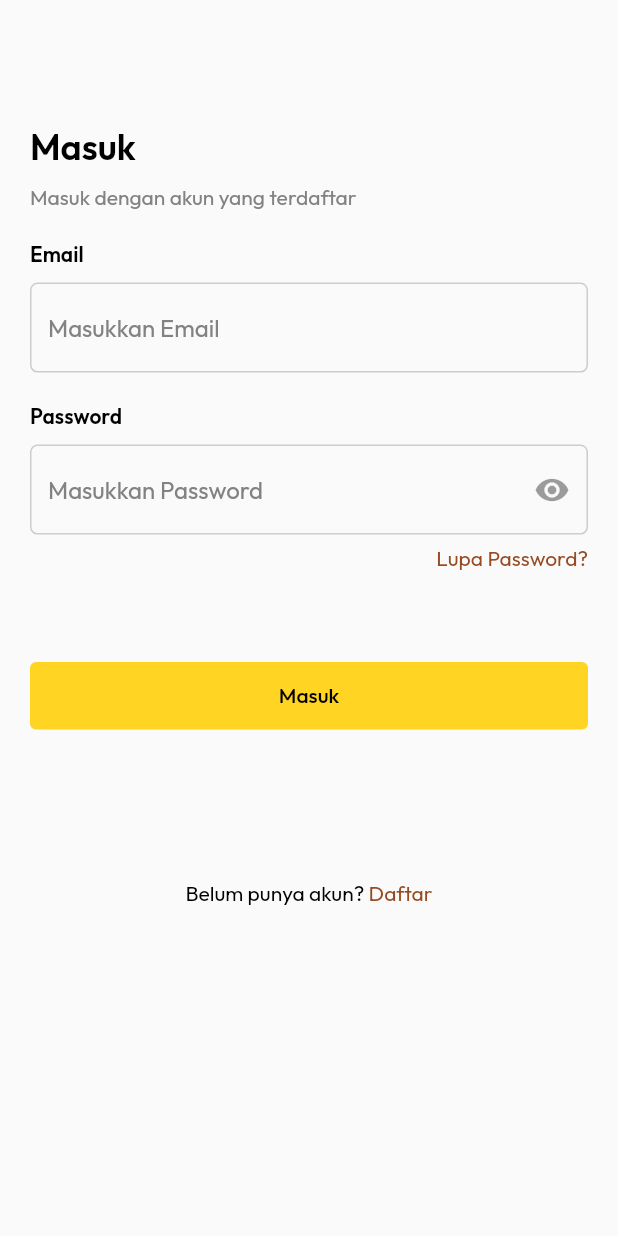
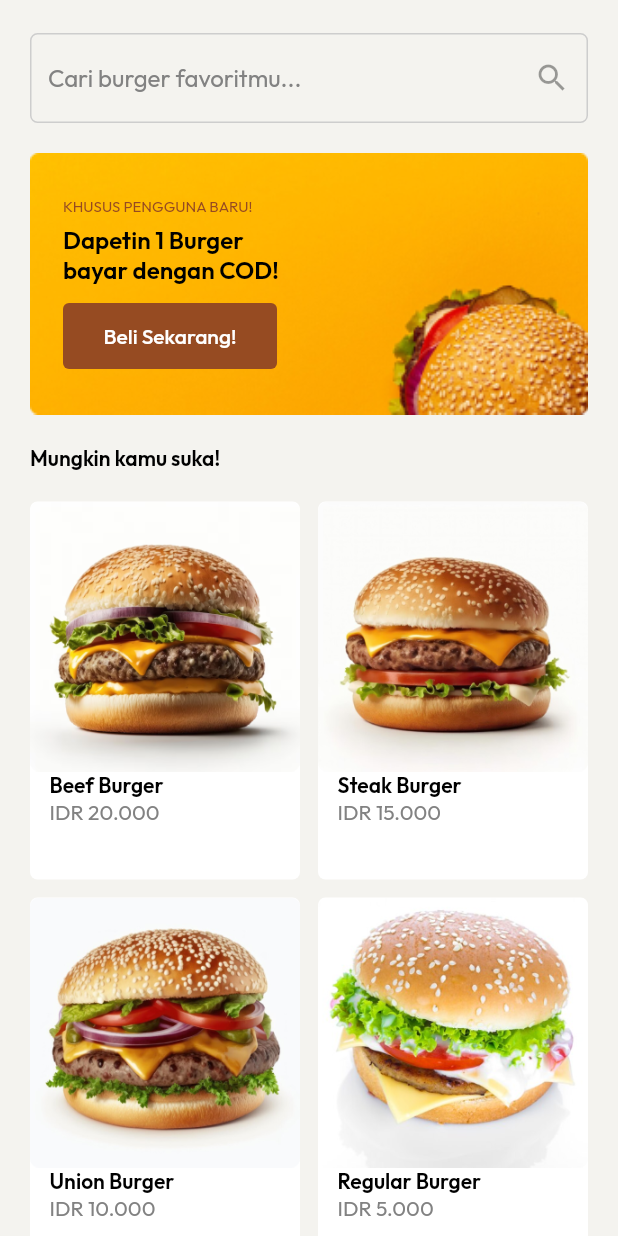
Before and after one commit to wahidalqorni/buburger-app, a Flutter app: the screen it shows after launch, on a phone screen of 412 x 824 dp. Run offline on Flutter 3.47's test engine with Material 2 defaults, Android fonts, the phone set to English and light mode, and no system bars; our stand-ins replace google_fonts.

Commit message:
update landing page widget product

```diff
--- a/lib/main.dart
+++ b/lib/main.dart
@@ -1,4 +1,5 @@
 import 'package:buburger_app/pages/daftar_page.dart';
+import 'package:buburger_app/pages/landing_page.dart';
 import 'package:buburger_app/pages/login_page.dart';
 import 'package:buburger_app/pages/splash_page.dart';
 import 'package:flutter/material.dart';
@@ -14,7 +15,8 @@ class MyApp extends StatelessWidget {
   @override
   Widget build(BuildContext context) {
     return MaterialApp(
-      title: 'Flutter Demo',
+      debugShowCheckedModeBanner: false,
+      title: 'Buburger App',
       theme: ThemeData(
         // This is the theme of your application.
         //
@@ -27,7 +29,7 @@ class MyApp extends StatelessWidget {
         // is not restarted.
         primarySwatch: Colors.blue,
       ),
-      home: SplashPage(),
+      home: LandingPage(),
     );
   }
 }
--- a/lib/pages/daftar_page.dart
+++ b/lib/pages/daftar_page.dart
@@ -170,7 +170,7 @@ class DaftarPage extends StatelessWidget {
 
             // belum punya akun? ....
             SizedBox(
-              height: 100,
+              height: 50,
             ),
             Row(
               mainAxisAlignment: MainAxisAlignment.center,
--- /dev/null
+++ b/lib/pages/landing_page.dart
@@ -0,0 +1,155 @@
+import 'package:buburger_app/themes/themes.dart';
+import 'package:buburger_app/widgets/product_widget.dart';
+import 'package:flutter/material.dart';
+
+class LandingPage extends StatelessWidget {
+  const LandingPage({super.key});
+
+  @override
+  Widget build(BuildContext context) {
+    return Scaffold(
+      backgroundColor: bgColor,
+      body: Container(
+        margin: EdgeInsets.only(
+          left: 20,
+          right: 20,
+          top: 22,
+        ),
+        child: ListView(
+          children: [
+            // kolom search
+            TextFormField(
+              decoration: InputDecoration(
+                suffixIcon: IconButton(
+                  onPressed: null,
+                  icon: Icon(Icons.search),
+                ),
+                enabledBorder: OutlineInputBorder(
+                  borderRadius: BorderRadius.circular(5),
+                  borderSide: BorderSide(color: borderColor),
+                ),
+                focusedBorder: OutlineInputBorder(
+                  borderRadius: BorderRadius.circular(5),
+                  borderSide: BorderSide(color: borderColor),
+                ),
+                hintText: "Cari burger favoritmu...",
+                hintStyle: greyTextstyle,
+              ),
+            ),
+
+            SizedBox(
+              height: 20,
+            ),
+
+            // banner
+            Stack(
+              children: [
+                Image.asset(
+                  "assets/Rectangle6.png",
+                  fit: BoxFit.cover,
+                  width: double.infinity,
+                ),
+                Container(
+                  margin: EdgeInsets.only(left: 22),
+                  child: Column(
+                    crossAxisAlignment: CrossAxisAlignment.start,
+                    children: [
+                      SizedBox(
+                        height: 29,
+                      ),
+                      Text(
+                        "KHUSUS PENGGUNA BARU!",
+                        style: secodaryTextstyle.copyWith(
+                          fontSize: 10,
+                        ),
+                      ),
+                      SizedBox(
+                        height: 6,
+                      ),
+                      Text(
+                        "Dapetin 1 Burger\nbayar dengan COD!",
+                        style: blackTextstyle.copyWith(
+                          fontSize: 16,
+                          fontWeight: FontWeight.w600,
+                        ),
+                      ),
+                      SizedBox(
+                        height: 10,
+                      ),
+                      TextButton(
+                        style: TextButton.styleFrom(
+                            backgroundColor: secondaryColor),
+                        onPressed: null,
+                        child: Padding(
+                          padding: const EdgeInsets.only(
+                            top: 5,
+                            bottom: 5,
+                            left: 19,
+                            right: 19,
+                          ),
+                          child: Text(
+                            "Beli Sekarang!",
+                            style: whiteTextstyle,
+                          ),
+                        ),
+                      ),
+                    ],
+                  ),
+                ),
+              ],
+            ),
+
+            SizedBox(
+              height: 20,
+            ),
+
+            // text
+            Text(
+              "Mungkin kamu suka!",
+              style: blackTextstyle.copyWith(
+                fontWeight: FontWeight.w600,
+              ),
+            ),
+            SizedBox(
+              height: 20,
+            ),
+            // list product
+            Container(
+              margin: EdgeInsets.only(bottom: 20),
+              child: GridView.count(
+                crossAxisCount: 2,
+                shrinkWrap: true,
+                crossAxisSpacing: 12,
+                childAspectRatio: 5 / 7,
+                mainAxisSpacing: 12,
+                physics: NeverScrollableScrollPhysics(),
+                children: [
+                  ProductWidget(
+                    nama: "Beef Burger",
+                    imageUrl: "assets/burger1.png",
+                    harga: "IDR 20.000",
+                  ),
+                  ProductWidget(
+                    nama: "Steak Burger",
+                    imageUrl: "assets/burger2.png",
+                    harga: "IDR 15.000",
+                  ),
+                ProductWidget(
+                    nama: "Union Burger",
+                    imageUrl: "assets/burger3.png",
+                    harga: "IDR 10.000",
+                  ),
+                  ProductWidget(
+                    nama: "Regular Burger",
+                    imageUrl: "assets/burger4.png",
+                    harga: "IDR 5.000",
+                  ),
+                ],
+              ),
+            ),
+          ],
+        ),
+      ),
+    );
+  }
+}
--- /dev/null
+++ b/lib/widgets/product_widget.dart
@@ -0,0 +1,37 @@
+import 'package:buburger_app/themes/themes.dart';
+import 'package:flutter/material.dart';
+
+class ProductWidget extends StatelessWidget {
+  ProductWidget({super.key, required this.nama, required this.imageUrl, required this.harga });
+
+  // buat variabel untuk menerima data
+  String nama, imageUrl, harga;
+
+  @override
+  Widget build(BuildContext context) {
+    return Container(
+      decoration: BoxDecoration(
+        color: whiteColor,
+        borderRadius: BorderRadius.circular(5),
+      ),
+      child: Column(
+        crossAxisAlignment: CrossAxisAlignment.start,
+        children: [
+          Image.asset(imageUrl, fit: BoxFit.cover, ),
+
+          Padding(
+            padding: const EdgeInsets.only(left: 13),
+            child: Text(nama, style: blackTextstyle.copyWith(
+              fontWeight: FontWeight.w600,
+            ), ),
+          ),
+
+           Padding(
+             padding: const EdgeInsets.only(left: 13),
+             child: Text(harga, style: greyTextstyle ),
+           ),
+        ],
+      ),
+    );
+  }
+}
```
